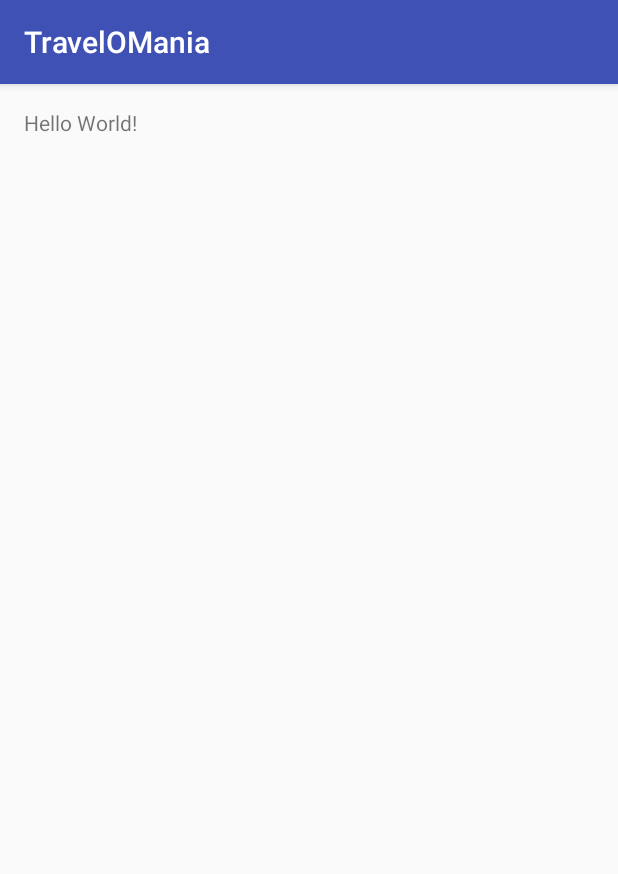
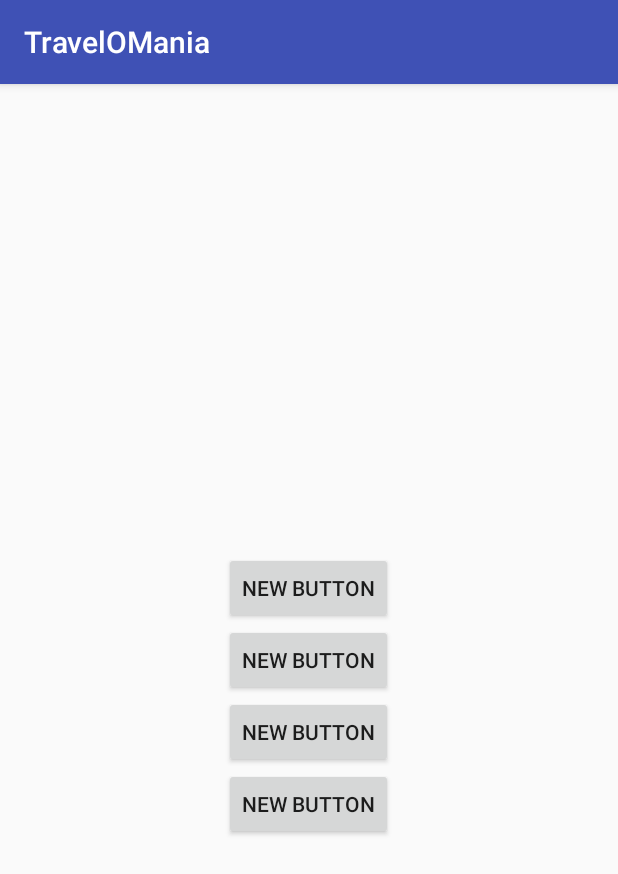
Before and after one commit to riddhichavda/Software-Engineering, an Android app: the screen it shows after launch (HomeScreen), on a phone screen of 412 x 824 dp. Shown: the top 874 px of the screen. Run offline under Robolectric (Android 15) with nearby library versions, the phone set to English and light mode, and no system bars.

```diff
--- a/TravelOMania/app/src/main/res/layout/activity_home_screen.xml
+++ b/TravelOMania/app/src/main/res/layout/activity_home_screen.xml
@@ -6,6 +6,38 @@
     android:paddingTop="@dimen/activity_vertical_margin"
     android:paddingBottom="@dimen/activity_vertical_margin" tools:context=".HomeScreen">
 
-    <TextView android:text="Hello World!" android:layout_width="wrap_content"
-        android:layout_height="wrap_content" />
+    <Button
+        android:layout_width="wrap_content"
+        android:layout_height="wrap_content"
+        android:text="New Button"
+        android:id="@+id/button"
+        android:layout_above="@+id/button2"
+        android:layout_alignLeft="@+id/button2"
+        android:layout_alignStart="@+id/button2" />
+
+    <Button
+        android:layout_width="wrap_content"
+        android:layout_height="wrap_content"
+        android:text="New Button"
+        android:id="@+id/button2"
+        android:layout_centerVertical="true"
+        android:layout_centerHorizontal="true" />
+
+    <Button
+        android:layout_width="wrap_content"
+        android:layout_height="wrap_content"
+        android:text="New Button"
+        android:id="@+id/button3"
+        android:layout_below="@+id/button2"
+        android:layout_alignLeft="@+id/button2"
+        android:layout_alignStart="@+id/button2" />
+
+    <Button
+        android:layout_width="wrap_content"
+        android:layout_height="wrap_content"
+        android:text="New Button"
+        android:id="@+id/button4"
+        android:layout_below="@+id/button3"
+        android:layout_centerHorizontal="true" />
+
 </RelativeLayout>
```
Also changed, not shown: 3 other files.
